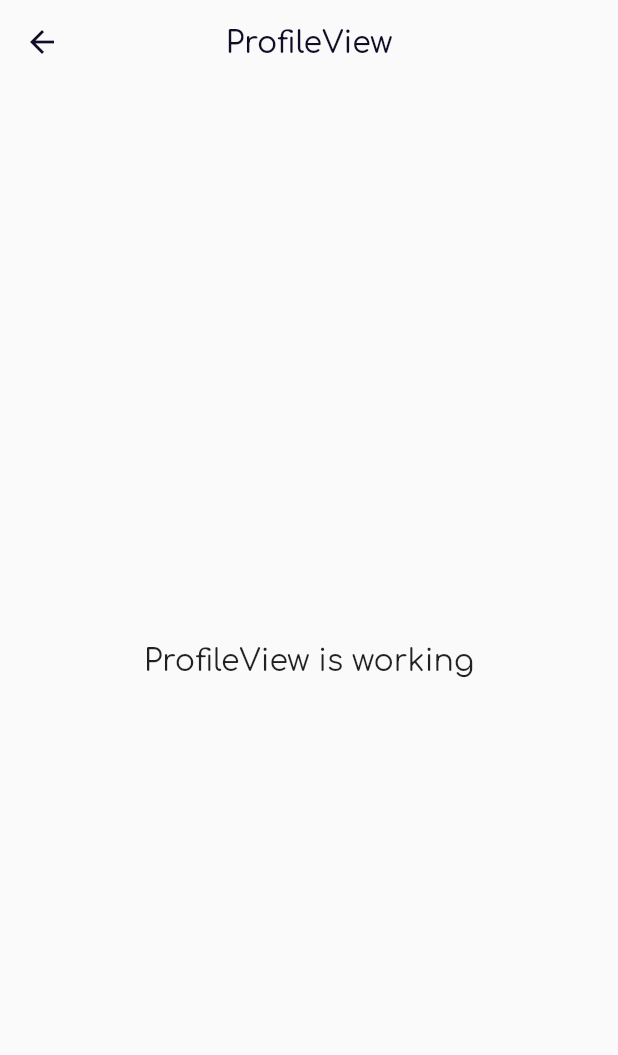
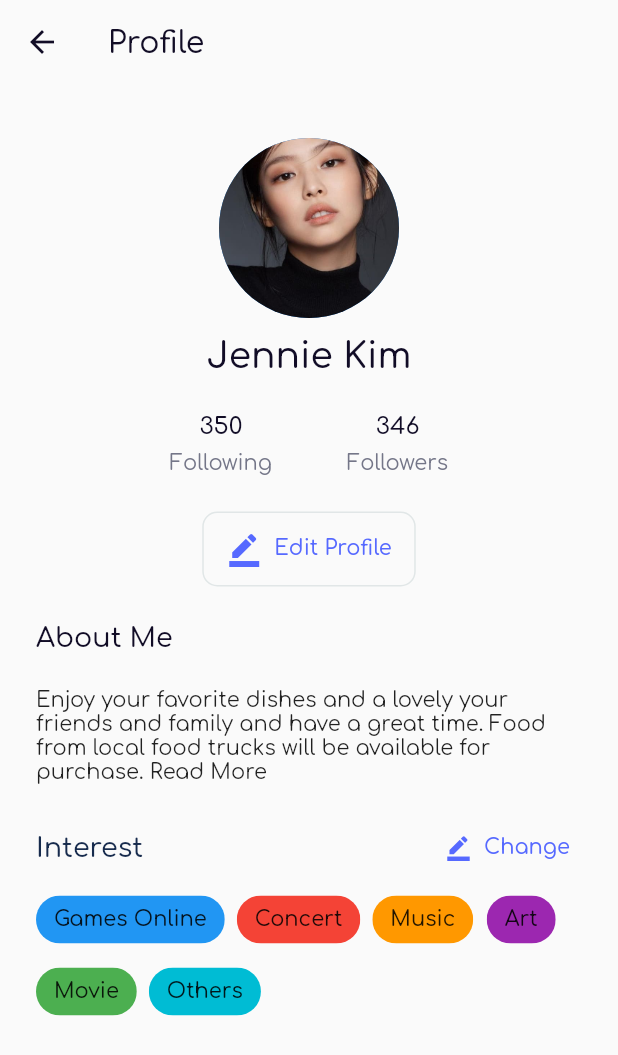
Before and after one commit to SteplerPaulo/event_booking, a Flutter app: the ProfileView screen opened by its route, on a phone screen of 412 x 824 dp. Shown: the top 1055 px of the screen. Run offline on Flutter 3.47's test engine with Material 2 defaults, Android fonts, the phone set to English and light mode, and no system bars; our stand-ins replace flutter_svg, get, google_fonts, pinput.

Commit message:
Profile Screen

```diff
--- a/lib/app/modules/profile/controllers/profile_controller.dart
+++ b/lib/app/modules/profile/controllers/profile_controller.dart
@@ -1,23 +1,3 @@
 import 'package:get/get.dart';
 
-class ProfileController extends GetxController {
-  //TODO: Implement ProfileController
-
-  final count = 0.obs;
-  @override
-  void onInit() {
-    super.onInit();
-  }
-
-  @override
-  void onReady() {
-    super.onReady();
-  }
-
-  @override
-  void onClose() {
-    super.onClose();
-  }
-
-  void increment() => count.value++;
-}
+class ProfileController extends GetxController {}
--- a/lib/app/modules/profile/views/profile_view.dart
+++ b/lib/app/modules/profile/views/profile_view.dart
@@ -10,15 +10,189 @@ class ProfileView extends GetView<ProfileController> {
   Widget build(BuildContext context) {
     return Scaffold(
       appBar: AppBar(
-        title: const Text('ProfileView'),
-        centerTitle: true,
+        leading: IconButton(
+          onPressed: () {},
+          icon: const Icon(Icons.arrow_back),
+        ),
+        title: const Text('Profile'),
       ),
-      body: Center(
-        child: Text(
-          'ProfileView is working',
-          style: TextStyle(fontSize: 20),
-        ),
+      body: ListView(
+        shrinkWrap: true,
+        padding: const EdgeInsets.fromLTRB(24, 12, 24, 12),
+        children: [
+          mainProfile(),
+          aboutMe(),
+          const SizedBox(height: 18),
+          interest(),
+        ],
       ),
     );
   }
+
+  Widget mainProfile() {
+    return Container(
+      padding: const EdgeInsets.all(24),
+      child: Column(
+        mainAxisAlignment: MainAxisAlignment.center,
+        crossAxisAlignment: CrossAxisAlignment.center,
+        children: [
+          const CircleAvatar(
+            radius: 60,
+            backgroundImage: AssetImage("assets/profile.jpg"),
+          ),
+          const SizedBox(height: 12),
+          const Text(
+            "Jennie Kim",
+            style: TextStyle(
+              color: Color(0xff110c26),
+              fontSize: 24,
+              fontWeight: FontWeight.w500,
+            ),
+          ),
+          const SizedBox(height: 24),
+          Row(
+            mainAxisAlignment: MainAxisAlignment.center,
+            crossAxisAlignment: CrossAxisAlignment.center,
+            children: [
+              Column(
+                children: const [
+                  Text(
+                    "350",
+                    style: TextStyle(
+                      color: Color(0xff110c26),
+                      fontSize: 16,
+                      fontWeight: FontWeight.w500,
+                    ),
+                  ),
+                  SizedBox(height: 8),
+                  Text(
+                    "Following",
+                    style: TextStyle(
+                      color: Color(0xff747688),
+                      fontSize: 14,
+                    ),
+                  ),
+                ],
+              ),
+              const VerticalDivider(
+                width: 50,
+                endIndent: 0,
+                indent: 0,
+                color: Colors.black,
+                thickness: 1,
+              ),
+              Column(
+                children: const [
+                  Text(
+                    "346",
+                    style: TextStyle(
+                      color: Color(0xff110c26),
+                      fontSize: 16,
+                      fontWeight: FontWeight.w500,
+                    ),
+                  ),
+                  SizedBox(height: 8),
+                  Text(
+                    "Followers",
+                    style: TextStyle(
+                      color: Color(0xff747688),
+                      fontSize: 14,
+                    ),
+                  ),
+                ],
+              ),
+            ],
+          ),
+          const SizedBox(height: 24),
+          OutlinedButton.icon(
+            onPressed: () {},
+            icon: const Icon(Icons.border_color),
+            label: const Text('Edit Profile'),
+          ),
+        ],
+      ),
+    );
+  }
+
+  Widget aboutMe() {
+    return Column(
+      mainAxisAlignment: MainAxisAlignment.start,
+      crossAxisAlignment: CrossAxisAlignment.start,
+      children: const [
+        Text(
+          'About Me',
+          style: TextStyle(
+            color: Color(0xff110c26),
+            fontSize: 18,
+            fontWeight: FontWeight.w500,
+          ),
+        ),
+        SizedBox(height: 24),
+        Text(
+          "Enjoy your favorite dishes and a lovely your friends and family and have a great time. Food from local food trucks will be available for purchase. Read More",
+        ),
+      ],
+    );
+  }
+
+  Widget interest() {
+    return Column(
+      mainAxisAlignment: MainAxisAlignment.start,
+      crossAxisAlignment: CrossAxisAlignment.start,
+      children: [
+        Row(
+          mainAxisAlignment: MainAxisAlignment.center,
+          crossAxisAlignment: CrossAxisAlignment.center,
+          children: [
+            const Text(
+              "Interest",
+              style: TextStyle(
+                color: Color(0xff172b4d),
+                fontSize: 18,
+                fontWeight: FontWeight.w500,
+              ),
+            ),
+            const Spacer(),
+            TextButton.icon(
+              onPressed: () {},
+              icon: const Icon(
+                Icons.border_color,
+                size: 18,
+              ),
+              label: const Text('Change'),
+            )
+          ],
+        ),
+        Wrap(
+          spacing: 8,
+          children: const [
+            Chip(
+              label: Text("Games Online"),
+              backgroundColor: Colors.blue,
+            ),
+            Chip(
+              label: Text("Concert"),
+              backgroundColor: Colors.red,
+            ),
+            Chip(
+              label: Text("Music"),
+              backgroundColor: Colors.orange,
+            ),
+            Chip(
+              label: Text("Art"),
+              backgroundColor: Colors.purple,
+            ),
+            Chip(
+              label: Text("Movie"),
+              backgroundColor: Colors.green,
+            ),
+            Chip(
+              label: Text("Others"),
+              backgroundColor: Colors.cyan,
+            ),
+          ],
+        ),
+      ],
+    );
+  }
 }
```
Also changed, not shown: assets/profile.jpg (added).
